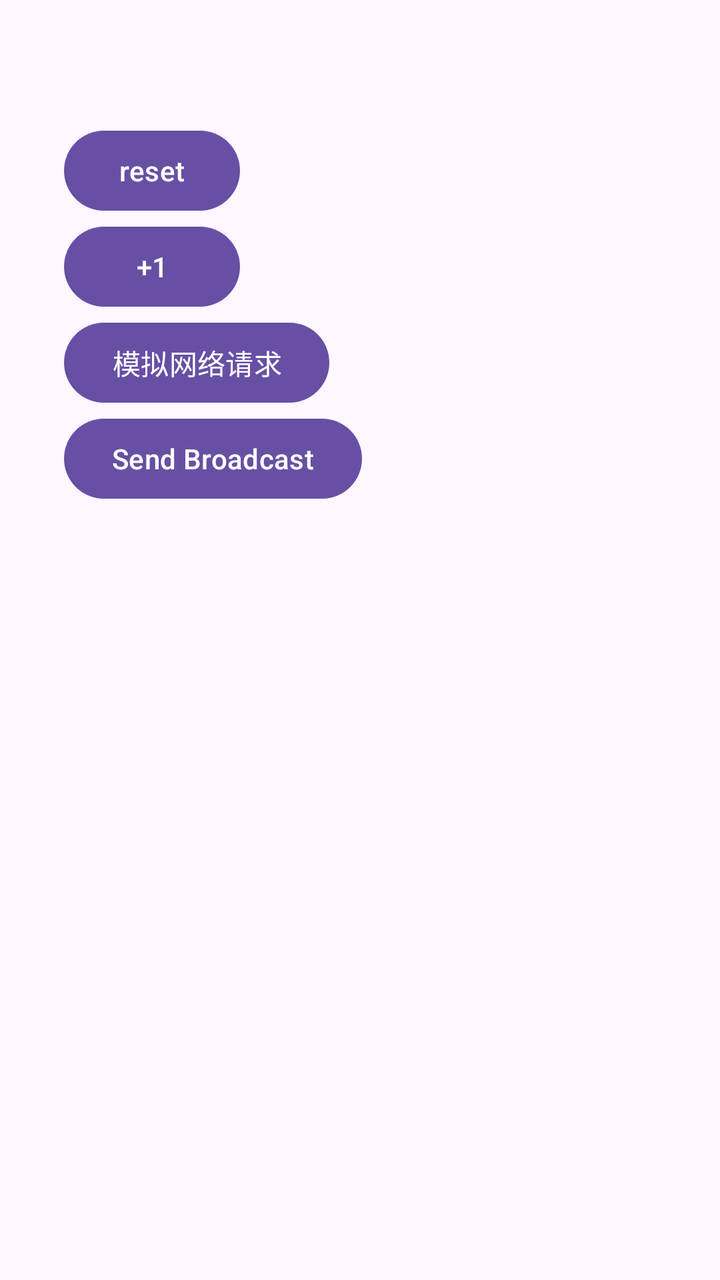
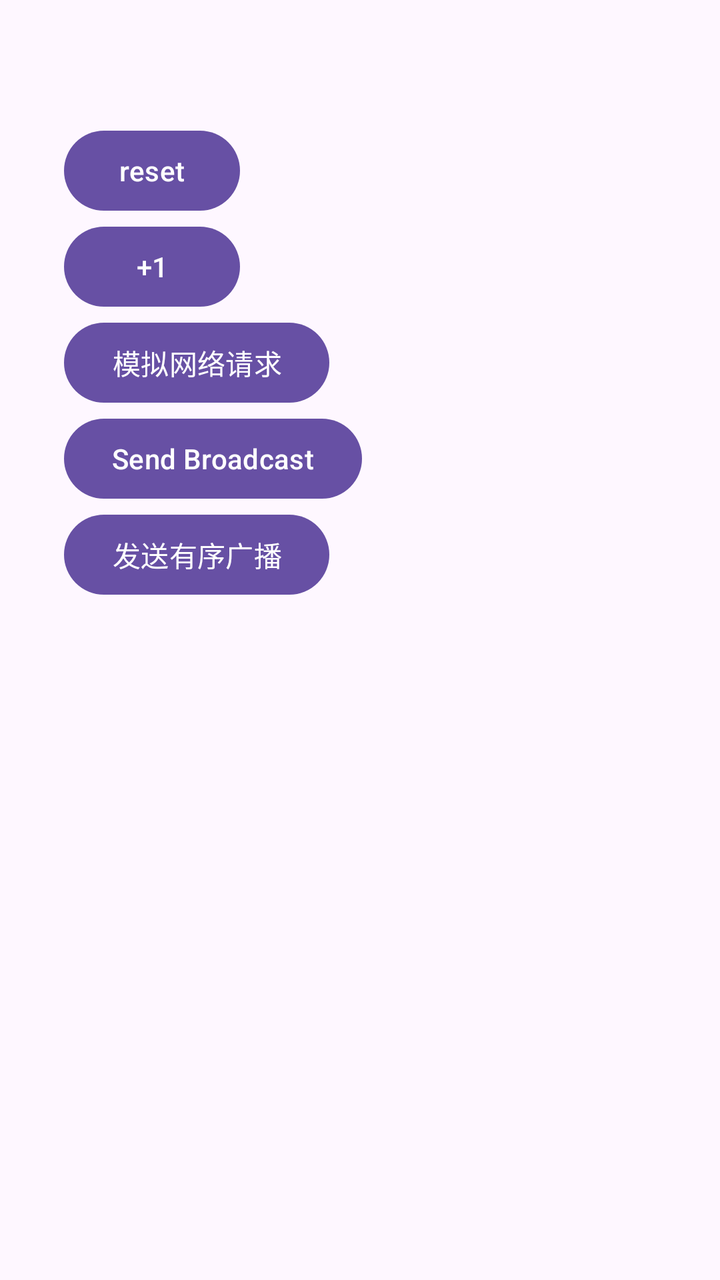

An Android layout rendered at two revisions. The XML below is the earlier revision; the diff shows what the commit changed to produce the second picture.
<!-- AndroidManifest.xml: application theme Theme.My_Application_NO_Activity -->
<!-- res/layout/activity_live_data_sample.xml -->
<?xml version="1.0" encoding="utf-8"?>
<LinearLayout xmlns:android="http://schemas.android.com/apk/res/android"
    android:layout_width="match_parent"
    android:layout_height="match_parent"
    android:orientation="vertical"
    android:padding="32dp">

    <TextView
        android:id="@+id/tv_text"
        android:layout_width="wrap_content"
        android:layout_height="wrap_content"
        android:textSize="22sp" />

    <Button
        android:id="@+id/btn_reset"
        android:layout_width="wrap_content"
        android:layout_height="wrap_content"
        android:text="reset" />

    <Button
        android:id="@+id/btn_add"
        android:layout_width="wrap_content"
        android:layout_height="wrap_content"
        android:text="+1" />

    <Button
        android:id="@+id/btn_net"
        android:layout_width="wrap_content"
        android:layout_height="wrap_content"
        android:text="模拟网络请求" />

    <Button
        android:id="@+id/btn_send_broadcast"
        android:layout_width="wrap_content"
        android:layout_height="wrap_content"
        android:text="Send Broadcast" />

</LinearLayout>
<!-- resources referenced by this layout -->
<resources>
  <style name="Theme.My_Application_NO_Activity" parent="Base.Theme.My_Application_NO_Activity" />
  <style name="Base.Theme.My_Application_NO_Activity" parent="Theme.Material3.DayNight.NoActionBar">
          
          
      </style>
</resources>

<!-- the commit's change to res/layout/activity_live_data_sample.xml (unified diff, before → after) -->
@@ -35,4 +35,10 @@
         android:layout_height="wrap_content"
         android:text="Send Broadcast" />
 
+    <Button
+        android:id="@+id/btn_send_sync_broadcast"
+        android:layout_width="wrap_content"
+        android:layout_height="wrap_content"
+        android:text="发送有序广播" />
+
 </LinearLayout>
